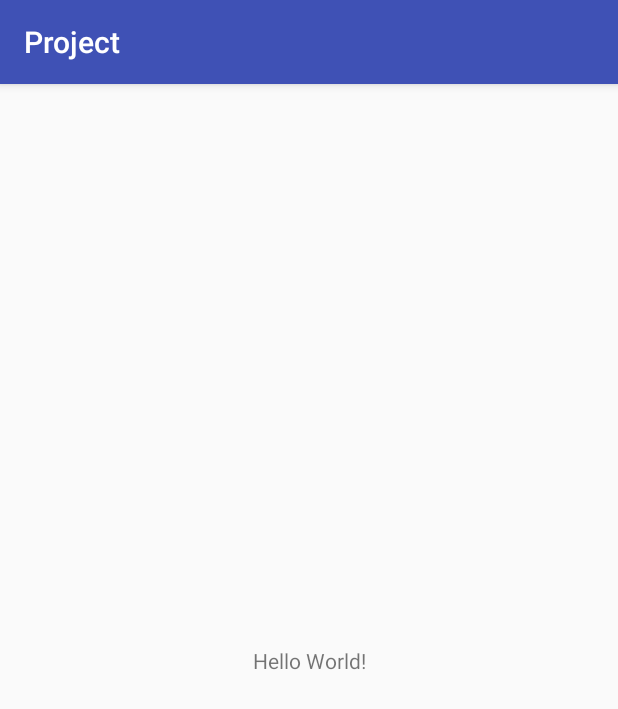
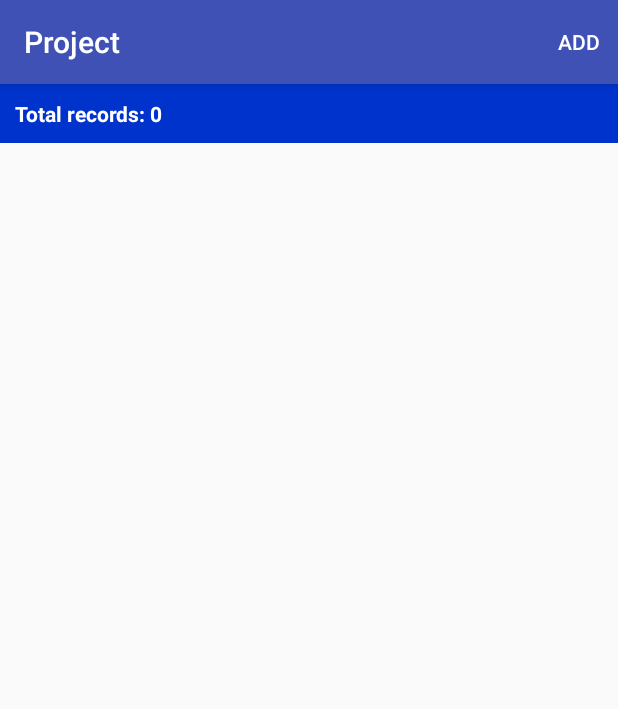
Before and after one commit to Bert-Proesmans/ttui-todo-app, an Android app: the screen it shows after launch (MainActivity), on a phone screen of 412 x 824 dp. Shown: the top 709 px of the screen. Run offline under Robolectric (Android 15) with nearby library versions, the phone set to English and light mode, and no system bars.

```diff
--- /dev/null
+++ b/app/src/main/java/com/example/dries/project/DatabaseHelper.java
@@ -0,0 +1,115 @@
+package com.example.dries.project;
+
+
+import android.content.ContentValues;
+import android.content.Context;
+import android.database.Cursor;
+import android.database.sqlite.SQLiteDatabase;
+import android.database.sqlite.SQLiteOpenHelper;
+
+import java.util.ArrayList;
+import java.util.List;
+
+public class DatabaseHelper extends SQLiteOpenHelper {
+
+    private static final int DATABASE_VERSION = 1;
+    private static final String DATABASE_NAME = "myFriendDB";
+
+    // Friend table name
+    private static final String TABLE_FRIEND = "friend";
+
+    private static final String KEY_ID = "id";
+    private static final String KEY_NAME = "name";
+    private static final String KEY_JOB = "job";
+
+    public DatabaseHelper(Context context) {
+        super(context, DATABASE_NAME, null, DATABASE_VERSION);
+    }
+
+    @Override
+    public void onCreate(SQLiteDatabase db) {
+        String CREATE_FRIEND_TABLE = "CREATE TABLE " + TABLE_FRIEND + "("
+                + KEY_ID + " INTEGER PRIMARY KEY," + KEY_NAME + " TEXT,"
+                + KEY_JOB + " TEXT" + ")";
+        db.execSQL(CREATE_FRIEND_TABLE);
+    }
+
+    @Override
+    public void onUpgrade(SQLiteDatabase db, int oldVersion, int newVersion) {
+        // Drop older table if existed
+        db.execSQL("DROP TABLE IF EXISTS " + TABLE_FRIEND);
+
+        // Create tables again
+        onCreate(db);
+    }
+
+    // Adding a new record (friend) to table
+    public void addNewFriend(Friend friend) {
+        SQLiteDatabase db = this.getWritableDatabase();
+
+        ContentValues values = new ContentValues();
+        values.put(KEY_NAME, friend.getName());
+        values.put(KEY_JOB, friend.getJob());
+
+        // inserting this record
+        db.insert(TABLE_FRIEND, null, values);
+        db.close(); // Closing database connection
+    }
+
+    // Getting All Friends in Table of Database
+    public List<Friend> getAllFriends() {
+        List<Friend> friendList = new ArrayList<>();
+
+        // select query
+        String selectQuery = "SELECT  * FROM " + TABLE_FRIEND;
+
+        SQLiteDatabase db = this.getWritableDatabase();
+        Cursor cursor = db.rawQuery(selectQuery, null);
+
+        // looping through all table records and adding to list
+        if (cursor.moveToFirst()) {
+            do {
+                Friend friend = new Friend();
+                friend.setId(Integer.parseInt(cursor.getString(0)));
+                friend.setName(cursor.getString(1));
+                friend.setJob(cursor.getString(2));
+
+                // Adding friend to list
+                friendList.add(friend);
+            } while (cursor.moveToNext());
+        }
+
+        return friendList;
+    }
+
+    // Updating a record in database table
+    public int updateFriend(Friend friend) {
+        SQLiteDatabase db = this.getWritableDatabase();
+
+        ContentValues values = new ContentValues();
+        values.put(KEY_NAME, friend.getName());
+        values.put(KEY_JOB, friend.getJob());
+
+        // updating row
+        return db.update(TABLE_FRIEND, values, KEY_ID + " = ?", new String[]{String.valueOf(friend.getId())});
+    }
+
+    // Deleting a record in database table
+    public void deleteFriend(Friend friend) {
+        SQLiteDatabase db = this.getWritableDatabase();
+        db.delete(TABLE_FRIEND, KEY_ID + " = ?", new String[]{String.valueOf(friend.getId())});
+        db.close();
+    }
+
+    // getting number of records in table
+    public int getContactsCount() {
+        SQLiteDatabase db = this.getReadableDatabase();
+        Cursor dataCount = db.rawQuery("select " + KEY_ID + " from " + TABLE_FRIEND, null);
+
+        int count = dataCount.getCount();
+        dataCount.close();
+        db.close();
+
+        return count;
+    }
+}
--- a/app/src/main/java/com/example/dries/project/MainActivity.java
+++ b/app/src/main/java/com/example/dries/project/MainActivity.java
@@ -1,13 +1,108 @@
 package com.example.dries.project;
 
+import android.content.DialogInterface;
+import android.support.v7.app.AlertDialog;
 import android.support.v7.app.AppCompatActivity;
 import android.os.Bundle;
+import android.view.Menu;
+import android.view.MenuItem;
+import android.view.View;
+import android.widget.EditText;
+import android.widget.LinearLayout;
+import android.widget.ListView;
+import android.widget.TextView;
+import android.widget.Toast;
+
+import java.util.ArrayList;
+import java.util.List;
 
 public class MainActivity extends AppCompatActivity {
+
+    private ListView listView;
+    private ListViewAdapter adapter;
+    private DatabaseHelper databaseHelper;
+    private List<Friend> friendList;
+    private TextView title;
 
     @Override
     protected void onCreate(Bundle savedInstanceState) {
         super.onCreate(savedInstanceState);
         setContentView(R.layout.activity_main);
+
+        listView = (ListView) findViewById(R.id.list_view);
+        title = (TextView)findViewById(R.id.total);
+
+        databaseHelper = new DatabaseHelper(this);
+        friendList = new ArrayList<>();
+        reloadingDatabase(); //loading table of DB to ListView
+    }
+
+    public void reloadingDatabase() {
+        friendList = databaseHelper.getAllFriends();
+        if (friendList.size() == 0) {
+            Toast.makeText(this, "No record found in database!", Toast.LENGTH_SHORT).show();
+            title.setVisibility(View.GONE);
+        }
+        adapter = new ListViewAdapter(this, R.layout.item_listview, friendList, databaseHelper);
+        listView.setAdapter(adapter);
+        title.setVisibility(View.VISIBLE);
+        title.setText("Total records: " + databaseHelper.getContactsCount());
+    }
+
+    @Override
+    public boolean onCreateOptionsMenu(Menu menu) {
+        getMenuInflater().inflate(R.menu.menu_main, menu);
+
+        return true;
+    }
+
+    @Override
+    public boolean onOptionsItemSelected(MenuItem item) {
+        if (item.getItemId() == R.id.add) {
+            addingNewFriendDialog();
+
+            return true;
+        }
+        return super.onOptionsItemSelected(item);
+    }
+
+    private void addingNewFriendDialog() {
+        AlertDialog.Builder alertDialog = new AlertDialog.Builder(MainActivity.this);
+        alertDialog.setTitle("Add a new Friend");
+
+        LinearLayout layout = new LinearLayout(this);
+        layout.setPadding(10, 10, 10, 10);
+        layout.setOrientation(LinearLayout.VERTICAL);
+
+        final EditText nameBox = new EditText(this);
+        nameBox.setHint("Name");
+        layout.addView(nameBox);
+
+        final EditText jobBox = new EditText(this);
+        jobBox.setHint("job");
+        layout.addView(jobBox);
+
+        alertDialog.setView(layout);
+
+        alertDialog.setPositiveButton("OK", new DialogInterface.OnClickListener() {
+
+            @Override
+            public void onClick(DialogInterface dialog, int which) {
+                Friend friend = new Friend(getText(nameBox), getText(jobBox));
+                databaseHelper.addNewFriend(friend);
+
+                reloadingDatabase(); //reload the db to view
+            }
+        });
+
+        alertDialog.setNegativeButton("Cancel", null);
+
+        //show alert
+        alertDialog.show();
+    }
+
+    //get text available in TextView/EditText
+    private String getText(TextView textView) {
+        return textView.getText().toString().trim();
     }
 }
--- a/app/src/main/res/layout/activity_main.xml
+++ b/app/src/main/res/layout/activity_main.xml
@@ -1,18 +1,26 @@
 <?xml version="1.0" encoding="utf-8"?>
-<android.support.constraint.ConstraintLayout xmlns:android="http://schemas.android.com/apk/res/android"
-    xmlns:app="http://schemas.android.com/apk/res-auto"
-    xmlns:tools="http://schemas.android.com/tools"
+<RelativeLayout xmlns:android="http://schemas.android.com/apk/res/android"
     android:layout_width="match_parent"
-    android:layout_height="match_parent"
-    tools:context="com.example.dries.project.MainActivity">
+    android:layout_height="match_parent">
+    <!-- android:paddingBottom="@dimen/activity_vertical_margin"
+    android:paddingLeft="@dimen/activity_horizontal_margin"
+    android:paddingRight="@dimen/activity_horizontal_margin"
+    android:paddingTop="@dimen/activity_vertical_margin">
+-->
+    <TextView
+        android:id="@+id/total"
+        android:layout_width="match_parent"
+        android:layout_height="wrap_content"
+        android:layout_centerHorizontal="true"
+        android:background="#0033cc"
+        android:padding="10dp"
+        android:textColor="@android:color/white"
+        android:textStyle="bold" />
 
-    <TextView
-        android:layout_width="wrap_content"
+    <ListView
+        android:id="@+id/list_view"
+        android:layout_width="match_parent"
         android:layout_height="wrap_content"
-        android:text="Hello World!"
-        app:layout_constraintBottom_toBottomOf="parent"
-        app:layout_constraintLeft_toLeftOf="parent"
-        app:layout_constraintRight_toRightOf="parent"
-        app:layout_constraintTop_toTopOf="parent" />
+        android:layout_below="@+id/total" />
 
-</android.support.constraint.ConstraintLayout>
+</RelativeLayout>
--- /dev/null
+++ b/app/src/main/res/menu/menu_main.xml
@@ -0,0 +1,16 @@
+<?xml version="1.0" encoding="utf-8"?>
+<menu xmlns:android="http://schemas.android.com/apk/res/android"
+    xmlns:app="http://schemas.android.com/apk/res-auto">
+
+
+    <!-- <item
+        android:id="@+id/add"
+        android:icon="@mipmap/ic_add"
+        android:title="Add"
+        app:showAsAction="always" />
+ -->
+    <item
+        android:id="@+id/add"
+        android:title="Add"
+        app:showAsAction="always" />
+</menu>
```
Also changed, not shown: app/src/main/java/com/example/dries/project/Friend.java (added, +39 -0 lines), app/src/main/java/com/example/dries/project/ListViewAdapter.java (added, +144 -0 lines), app/src/main/res/drawable/ic_edit_black_24dp.xml (added, +9 -0 lines), app/src/main/res/layout/item_listview.xml (added, +31 -0 lines).
